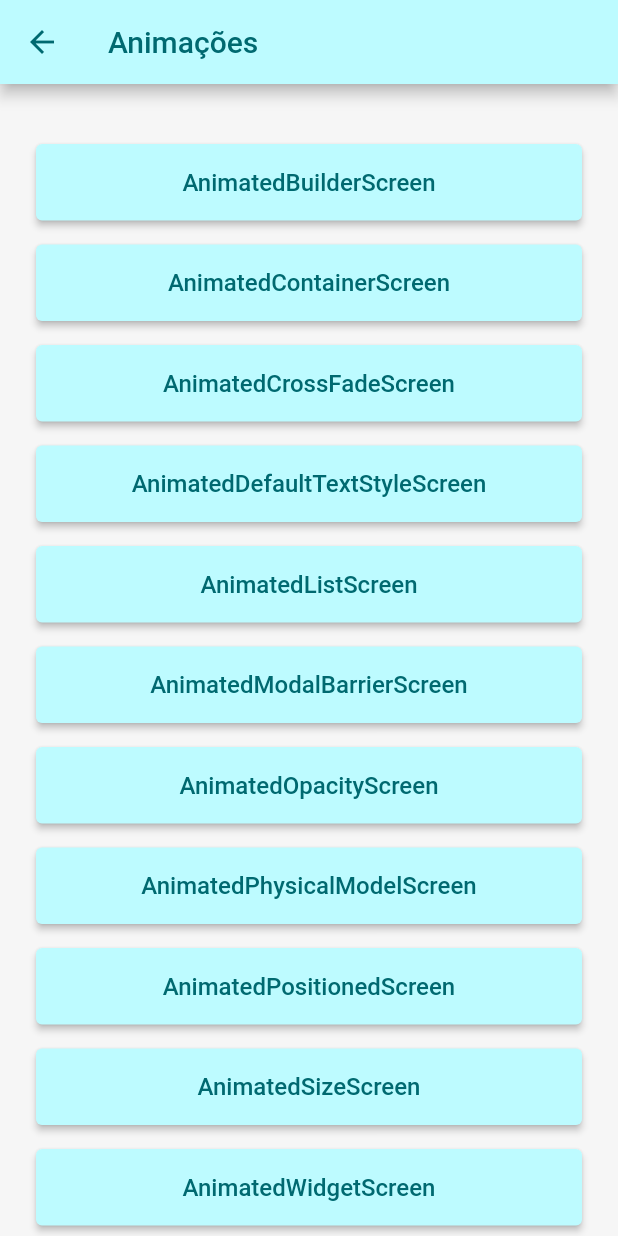
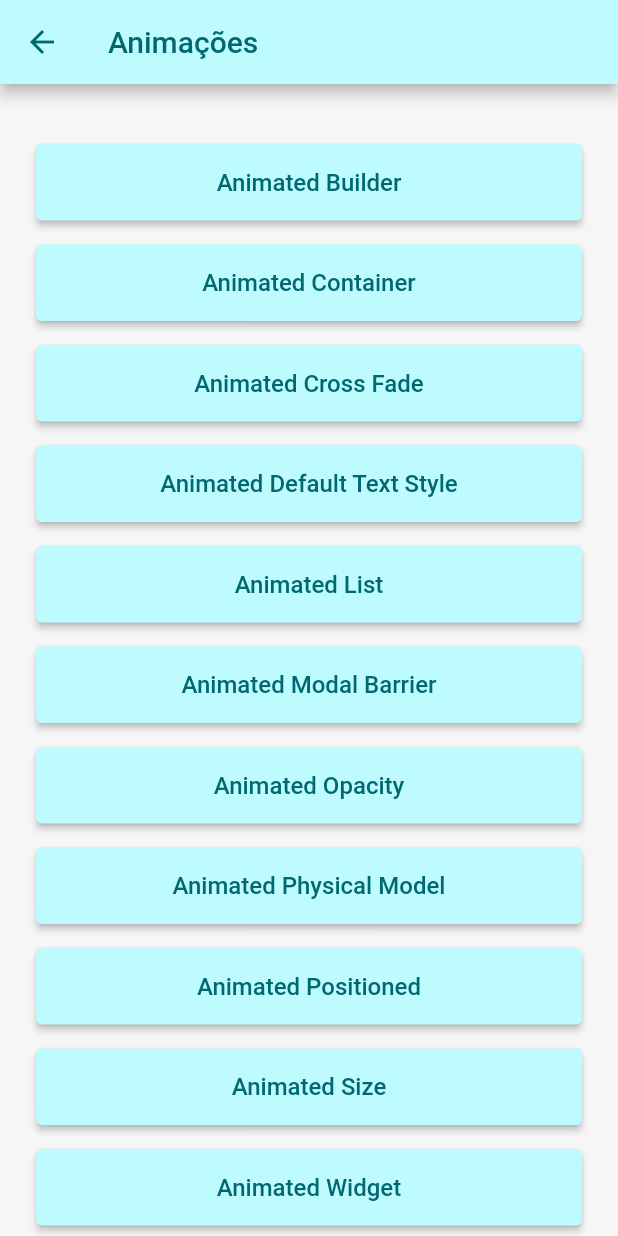
Before and after one commit to VTVinicius/playground_flutter, a Flutter app: the AnimationsOptionsScreen screen opened directly, on a phone screen of 412 x 824 dp. Run offline on Flutter 3.47's test engine with Material 2 defaults, Android fonts, the phone set to English and light mode, and no system bars; our stand-ins replace dio, firebase_core, firebase_crashlytics, flutter_secure_storage, fluttertoast, get_it and 1 more; missing offline and left inert: dio_http_cache; accounts and stored records are empty; statements that could not run were skipped.

Commit message:
Animações Screen

```diff
--- a/lib/presentation/feature_experiments/animations/animations_options_screen.dart
+++ b/lib/presentation/feature_experiments/animations/animations_options_screen.dart
@@ -50,7 +50,7 @@ class AnimationsOptionsScreen extends StatelessWidget {
                     MaterialPageRoute(
                         builder: ((context) => const AnimatedBuilderScreen())));
               },
-              text: "AnimatedBuilderScreen",
+              text: "Animated Builder",
               buttonColor: AppColors.greenExperimentsLight,
               textColor: AppColors.greenExperimentsDark,
             ),
@@ -63,7 +63,7 @@ class AnimationsOptionsScreen extends StatelessWidget {
                         builder: ((context) =>
                             const AnimatedContainerScreen())));
               },
-              text: "AnimatedContainerScreen",
+              text: "Animated Container",
               buttonColor: AppColors.greenExperimentsLight,
               textColor: AppColors.greenExperimentsDark,
             ),
@@ -76,7 +76,7 @@ class AnimationsOptionsScreen extends StatelessWidget {
                         builder: ((context) =>
                             const AnimatedCrossFadeScreen())));
               },
-              text: "AnimatedCrossFadeScreen",
+              text: "Animated Cross Fade",
               buttonColor: AppColors.greenExperimentsLight,
               textColor: AppColors.greenExperimentsDark,
             ),
@@ -89,7 +89,7 @@ class AnimationsOptionsScreen extends StatelessWidget {
                         builder: ((context) =>
                             const AnimatedDefaultTextStyleScreen())));
               },
-              text: "AnimatedDefaultTextStyleScreen",
+              text: "Animated Default Text Style",
               buttonColor: AppColors.greenExperimentsLight,
               textColor: AppColors.greenExperimentsDark,
             ),
@@ -101,7 +101,7 @@ class AnimationsOptionsScreen extends StatelessWidget {
                     MaterialPageRoute(
                         builder: ((context) => const AnimatedListScreen())));
               },
-              text: "AnimatedListScreen",
+              text: "Animated List",
               buttonColor: AppColors.greenExperimentsLight,
               textColor: AppColors.greenExperimentsDark,
             ),
@@ -114,7 +114,7 @@ class AnimationsOptionsScreen extends StatelessWidget {
                         builder: ((context) =>
                             const AnimatedModalBarrierScreen())));
               },
-              text: "AnimatedModalBarrierScreen",
+              text: "Animated Modal Barrier",
               buttonColor: AppColors.greenExperimentsLight,
               textColor: AppColors.greenExperimentsDark,
             ),
@@ -126,7 +126,7 @@ class AnimationsOptionsScreen extends StatelessWidget {
                     MaterialPageRoute(
                         builder: ((context) => const AnimatedOpacityScreen())));
               },
-              text: "AnimatedOpacityScreen",
+              text: "Animated Opacity",
               buttonColor: AppColors.greenExperimentsLight,
               textColor: AppColors.greenExperimentsDark,
             ),
@@ -139,7 +139,7 @@ class AnimationsOptionsScreen extends StatelessWidget {
                         builder: ((context) =>
                             const AnimatedPhysicalModelScreen())));
               },
-              text: "AnimatedPhysicalModelScreen",
+              text: "Animated Physical Model",
               buttonColor: AppColors.greenExperimentsLight,
               textColor: AppColors.greenExperimentsDark,
             ),
@@ -152,7 +152,7 @@ class AnimationsOptionsScreen extends StatelessWidget {
                         builder: ((context) =>
                             const AnimatedPositionedScreen())));
               },
-              text: "AnimatedPositionedScreen",
+              text: "Animated Positioned",
               buttonColor: AppColors.greenExperimentsLight,
               textColor: AppColors.greenExperimentsDark,
             ),
@@ -164,7 +164,7 @@ class AnimationsOptionsScreen extends StatelessWidget {
                     MaterialPageRoute(
                         builder: ((context) => const AnimatedSizeScreen())));
               },
-              text: "AnimatedSizeScreen",
+              text: "Animated Size",
               buttonColor: AppColors.greenExperimentsLight,
               textColor: AppColors.greenExperimentsDark,
             ),
@@ -176,7 +176,7 @@ class AnimationsOptionsScreen extends StatelessWidget {
                     MaterialPageRoute(
                         builder: ((context) => const AnimatedWidgetScreen())));
               },
-              text: "AnimatedWidgetScreen",
+              text: "Animated Widget",
               buttonColor: AppColors.greenExperimentsLight,
               textColor: AppColors.greenExperimentsDark,
             ),
@@ -188,7 +188,7 @@ class AnimationsOptionsScreen extends StatelessWidget {
                     MaterialPageRoute(
                         builder: ((context) => const AnimatedAlignScreen())));
               },
-              text: "AnimatedAlignScreen",
+              text: "Animated Align",
               buttonColor: AppColors.greenExperimentsLight,
               textColor: AppColors.greenExperimentsDark,
             ),
@@ -201,7 +201,7 @@ class AnimationsOptionsScreen extends StatelessWidget {
                         builder: ((context) =>
                             const DecoratedBoxTransitionScreen())));
               },
-              text: "DecoratedBoxTransitionScreen",
+              text: "Decorated Box Transition",
               buttonColor: AppColors.greenExperimentsLight,
               textColor: AppColors.greenExperimentsDark,
             ),
@@ -213,7 +213,7 @@ class AnimationsOptionsScreen extends StatelessWidget {
                     MaterialPageRoute(
                         builder: ((context) => const FadeTransitionScreen())));
               },
-              text: "FadeTransitionScreen",
+              text: "Fade Transition",
               buttonColor: AppColors.greenExperimentsLight,
               textColor: AppColors.greenExperimentsDark,
             ),
@@ -225,7 +225,7 @@ class AnimationsOptionsScreen extends StatelessWidget {
                     MaterialPageRoute(
                         builder: ((context) => const HeroScreen())));
               },
-              text: "HeroScreen",
+              text: "Hero",
               buttonColor: AppColors.greenExperimentsLight,
               textColor: AppColors.greenExperimentsDark,
             ),
@@ -238,7 +238,7 @@ class AnimationsOptionsScreen extends StatelessWidget {
                         builder: ((context) =>
                             const PositionedTransitionScreen())));
               },
-              text: "PositionedTransitionScreen",
+              text: "Positioned Transition",
               buttonColor: AppColors.greenExperimentsLight,
               textColor: AppColors.greenExperimentsDark,
             ),
@@ -251,7 +251,7 @@ class AnimationsOptionsScreen extends StatelessWidget {
                         builder: ((context) =>
                             const RotationTransitionScreen())));
               },
-              text: "RotationTransitionScreen",
+              text: "Rotation Transition",
               buttonColor: AppColors.greenExperimentsLight,
               textColor: AppColors.greenExperimentsDark,
             ),
@@ -263,7 +263,7 @@ class AnimationsOptionsScreen extends StatelessWidget {
                     MaterialPageRoute(
                         builder: ((context) => const ScaleTransitionScreen())));
               },
-              text: "ScaleTransitionScreen",
+              text: "Scale Transition",
               buttonColor: AppColors.greenExperimentsLight,
               textColor: AppColors.greenExperimentsDark,
             ),
@@ -275,7 +275,7 @@ class AnimationsOptionsScreen extends StatelessWidget {
                     MaterialPageRoute(
                         builder: ((context) => const SizeTransitionScreen())));
               },
-              text: "ASizeTransitionScreen",
+              text: "ASize Transition",
               buttonColor: AppColors.greenExperimentsLight,
               textColor: AppColors.greenExperimentsDark,
             ),
@@ -287,7 +287,7 @@ class AnimationsOptionsScreen extends StatelessWidget {
                     MaterialPageRoute(
                         builder: ((context) => const SlideTransitionScreen())));
               },
-              text: "SlideTransitionScreen",
+              text: "Slide Transition",
               buttonColor: AppColors.greenExperimentsLight,
               textColor: AppColors.greenExperimentsDark,
             ),
```
